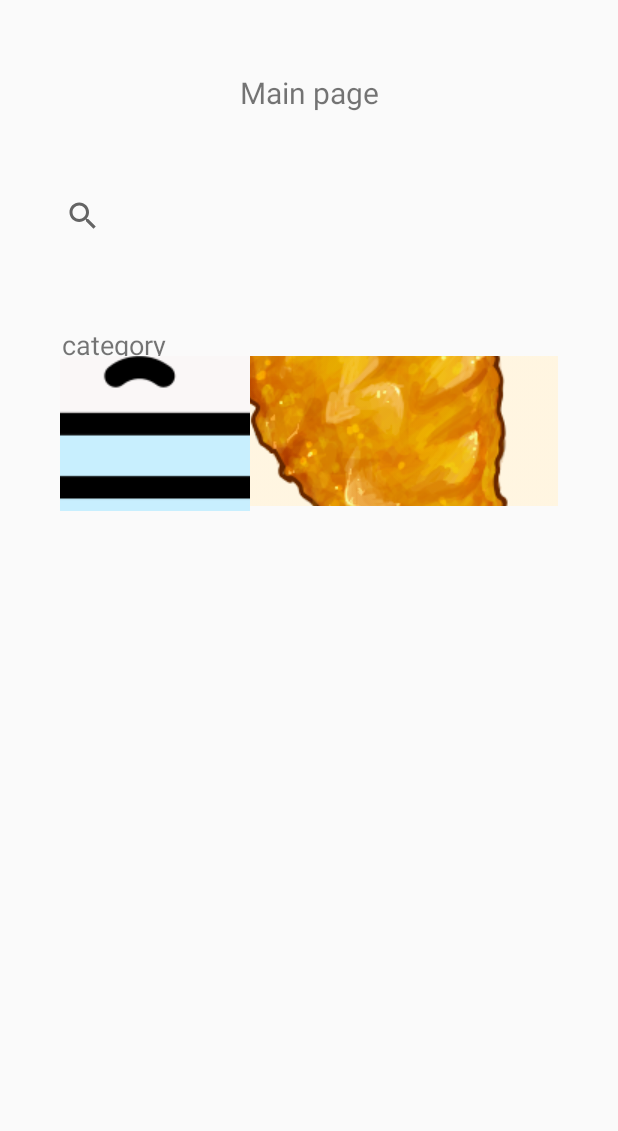
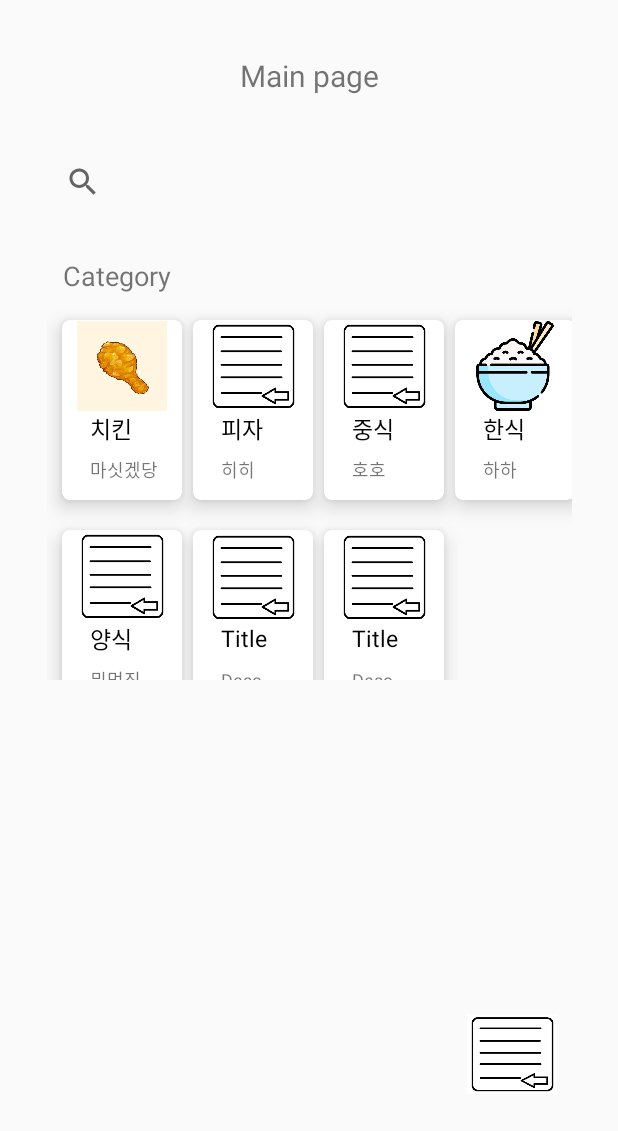
Before and after one commit to kwonjuyeong/mycapston, an Android app: the screen it shows after launch (MainActivity), on a phone screen of 412 x 824 dp. Shown: the top 1131 px of the screen. Run offline under Robolectric (Android 15) with nearby library versions, the phone set to English and light mode, and no system bars.

Commit message:
version 1.1 : recycler view 추가 되었습니다 (변수 수정 요망)

```diff
--- a/app/build.gradle
+++ b/app/build.gradle
@@ -1,15 +1,20 @@
 plugins {
     id 'com.android.application'
     id 'kotlin-android'
+    id 'kotlin-android-extensions'
 }
 
 android {
     compileSdkVersion 30
-    buildToolsVersion "30.0.0"
+    buildToolsVersion "30.0.2"
+
+    buildFeatures{
+        viewBinding = true
+    }
 
     defaultConfig {
         applicationId "com.example.myapplication"
-        minSdkVersion 16
+        minSdkVersion 23
         targetSdkVersion 30
         versionCode 1
         versionName "1.0"
@@ -35,23 +40,34 @@ android {
 dependencies {
 
     //implementation "org.jetbrains.kotlin:kotlin-stdlib:$kotlin_version"
+    //kotlin 버전
     implementation 'androidx.core:core-ktx:1.6.0'
     implementation 'androidx.appcompat:appcompat:1.3.1'
     implementation 'com.google.android.material:material:1.4.0'
+
+    //layout 사용
     implementation 'androidx.constraintlayout:constraintlayout:2.1.0'
+    implementation 'androidx.gridlayout:gridlayout:1.0.0'
+
+    //junit 사용
     testImplementation 'junit:junit:4.13.2'
     androidTestImplementation 'androidx.test.ext:junit:1.1.3'
     androidTestImplementation 'androidx.test.espresso:espresso-core:3.4.0'
+
+    //firebase연동
     implementation 'com.google.firebase:firebase-database:20.0.1'
     implementation 'com.google.firebase:firebase-core:19.0.0'
     implementation 'com.google.firebase:firebase-analytics:19.0.0'
-    implementation "androidx.constraintlayout:constraintlayout:2.1.0"
     implementation 'com.google.firebase:firebase-database-ktx:20.0.1'
-    implementation 'com.google.firebase:firebase-database:20.0.1'
-    implementation "androidx.viewpager2:viewpager2:1.0.0"
-    def lifecycle_version = "2.2.0"
+
+    //jetpack
+    def lifecycle_version = "2.3.1"
     implementation "androidx.lifecycle:lifecycle-viewmodel-ktx:$lifecycle_version"
+    implementation "androidx.lifecycle:lifecycle-livedata-ktx:$lifecycle_version"
 
+    //recyclerview
+    implementation "androidx.recyclerview:recyclerview:1.2.1"
+    implementation "androidx.cardview:cardview:1.0.0"
 }
 
 apply plugin: 'com.google.gms.google-services'
--- /dev/null
+++ b/app/src/main/java/com/example/myapplication/DataModel.kt
@@ -0,0 +1,6 @@
+package com.example.myapplication
+
+data class DataModel
+    (var title : String,
+     var desc : String,
+     var image : Int)
--- a/app/src/main/java/com/example/myapplication/MainActivity.kt
+++ b/app/src/main/java/com/example/myapplication/MainActivity.kt
@@ -1,11 +1,41 @@
 package com.example.myapplication
+
 
 import androidx.appcompat.app.AppCompatActivity
 import android.os.Bundle
+import androidx.recyclerview.widget.GridLayoutManager
+import androidx.recyclerview.widget.LinearLayoutManager
+import androidx.recyclerview.widget.RecyclerView
+import kotlinx.android.synthetic.main.activity_main.*
 
 class MainActivity : AppCompatActivity() {
+
+
+    private lateinit var  photoAdapter: PhotoAdapter
+    private var dataList = mutableListOf<DataModel>()
+
+
     override fun onCreate(savedInstanceState: Bundle?) {
         super.onCreate(savedInstanceState)
         setContentView(R.layout.activity_main)
+
+
+        recyclerView.layoutManager = GridLayoutManager(applicationContext,4)
+        photoAdapter = PhotoAdapter(applicationContext)
+        recyclerView.adapter = photoAdapter
+
+
+
+        dataList.add(DataModel("치킨","마싯겠당",R.drawable.chiken))
+        dataList.add(DataModel("피자","히히",R.drawable.mama))
+        dataList.add(DataModel("중식","호호",R.drawable.mama))
+        dataList.add(DataModel("한식","하하",R.drawable.rice))
+        dataList.add(DataModel("양식","뭐먹징",R.drawable.mama))
+        dataList.add(DataModel("Title","Desc",R.drawable.mama))
+        dataList.add(DataModel("Title","Desc",R.drawable.mama))
+
+
+        photoAdapter.setDataList(dataList)
+
     }
 }
--- /dev/null
+++ b/app/src/main/java/com/example/myapplication/PhotoAdapter.kt
@@ -0,0 +1,58 @@
+package com.example.myapplication
+
+import android.content.Context
+import android.view.LayoutInflater
+import android.view.View
+import android.view.ViewGroup
+import android.widget.ImageView
+import android.widget.TextView
+import androidx.recyclerview.widget.RecyclerView
+import java.util.Collections.emptyList
+
+class PhotoAdapter(var context: Context) : RecyclerView.Adapter<PhotoAdapter.ViewHolder>() {
+
+    var dataList = emptyList<DataModel>()
+
+    internal fun setDataList(dataList: List<DataModel>) {
+        this.dataList = dataList
+    }
+
+    // Provide a direct reference to each of the views with data items
+
+    class ViewHolder(itemView: View) : RecyclerView.ViewHolder(itemView) {
+        var image: ImageView
+        var title: TextView
+        var desc: TextView
+
+        init {
+            image = itemView.findViewById(R.id.image)
+            title = itemView.findViewById(R.id.title)
+            desc = itemView.findViewById(R.id.desc)
+        }
+
+    }
+
+    // Usually involves inflating a layout from XML and returning the holder
+    override fun onCreateViewHolder(parent: ViewGroup, viewType: Int): ViewHolder {
+
+        // Inflate the custom layout
+        val view = LayoutInflater.from(parent.context).inflate(R.layout.view_item_layout, parent, false)
+        return ViewHolder(view)
+    }
+
+    // Involves populating data into the item through holder
+    override fun onBindViewHolder(holder: ViewHolder, position: Int) {
+
+        // Get the data model based on position
+        val data = dataList[position]
+
+        // Set item views based on your views and data model
+        holder.title.text = data.title
+        holder.desc.text = data.desc
+
+        holder.image.setImageResource(data.image)
+    }
+
+    //  total count of items in the list
+    override fun getItemCount() = dataList.size
+}
--- /dev/null
+++ b/app/src/main/res/drawable/item_layout_shape.xml
@@ -0,0 +1,14 @@
+<?xml version="1.0" encoding="utf-8"?>
+
+<shape xmlns:android="http://schemas.android.com/apk/res/android"
+    android:shape="rectangle">
+
+    <solid android:color="#fff" />
+
+    <stroke
+        android:width="1dp"
+        android:color="#EEEEEE" />
+
+    <corners android:radius="10dp" />
+
+</shape>
--- a/app/src/main/res/layout/activity_main.xml
+++ b/app/src/main/res/layout/activity_main.xml
@@ -27,51 +27,18 @@
     <TextView
         android:id="@+id/textView"
         android:layout_width="350dp"
-        android:layout_height="35dp"
-        android:layout_marginStart="60dp"
-        android:layout_marginLeft="60dp"
-        android:layout_marginEnd="40dp"
-        android:layout_marginRight="40dp"
-        android:layout_marginBottom="525dp"
+        android:layout_height="30dp"
+        android:layout_marginStart="70dp"
+        android:layout_marginTop="150dp"
+        android:layout_marginEnd="30dp"
+        android:layout_marginBottom="450dp"
         android:text="@string/category"
         android:textSize="18sp"
-        app:layout_constraintBottom_toBottomOf="parent"
+        app:layout_constraintBottom_toTopOf="@+id/imageView"
         app:layout_constraintEnd_toEndOf="parent"
+        app:layout_constraintHorizontal_bias="0.743"
         app:layout_constraintStart_toStartOf="parent"
-        app:layout_constraintTop_toBottomOf="@+id/search_view" />
-
-    <LinearLayout
-        android:id="@+id/linearLayout"
-        android:layout_width="match_parent"
-        android:layout_height="200dp"
-        android:layout_marginStart="40dp"
-        android:layout_marginLeft="40dp"
-        android:layout_marginTop="150dp"
-        android:layout_marginEnd="40dp"
-        android:layout_marginRight="40dp"
-        android:layout_marginBottom="300dp"
-        android:orientation="horizontal"
-        app:layout_constraintBottom_toBottomOf="parent"
-        app:layout_constraintEnd_toEndOf="parent"
-        app:layout_constraintStart_toStartOf="parent"
-        app:layout_constraintTop_toTopOf="parent">
-
-        <ImageButton
-            android:id="@+id/ricebutton"
-            android:layout_width="21dp"
-            android:layout_height="103dp"
-            android:layout_weight="1"
-            android:contentDescription="@string/imageb2"
-            app:srcCompat="@drawable/rice" />
-
-        <ImageButton
-            android:id="@+id/chickenbutton"
-            android:layout_width="100dp"
-            android:layout_height="100dp"
-            android:layout_weight="1"
-            android:contentDescription="@string/imageb1"
-            app:srcCompat="@drawable/chiken" />
-    </LinearLayout>
+        app:layout_constraintTop_toTopOf="parent" />
 
     <LinearLayout
         android:id="@+id/linearLayout2"
@@ -100,4 +67,39 @@
             android:textSize="20sp" />
     </LinearLayout>
 
+
+    <ImageView
+        android:id="@+id/imageView"
+        android:layout_width="60dp"
+        android:layout_height="60dp"
+        android:layout_marginStart="320dp"
+        android:layout_marginEnd="50dp"
+        android:layout_marginBottom="70dp"
+        android:contentDescription="@string/imageb1"
+        app:layout_constraintBottom_toBottomOf="parent"
+        app:layout_constraintEnd_toEndOf="parent"
+        app:layout_constraintStart_toStartOf="parent"
+        app:layout_constraintTop_toBottomOf="@+id/textView"
+        app:srcCompat="@drawable/mama" />
+
+    <RelativeLayout
+        android:layout_width="350dp"
+        android:layout_height="250dp"
+        android:layout_marginBottom="16dp"
+        android:orientation="vertical"
+        app:layout_constraintBottom_toTopOf="@+id/imageView"
+        app:layout_constraintEnd_toEndOf="parent"
+        app:layout_constraintStart_toStartOf="parent"
+        app:layout_constraintTop_toTopOf="parent">
+
+        <androidx.recyclerview.widget.RecyclerView
+            android:id="@+id/recyclerView"
+            android:layout_width="400dp"
+            android:layout_height="match_parent"
+            app:layout_constraintBottom_toBottomOf="parent"
+            app:layout_constraintEnd_toEndOf="parent"
+            app:layout_constraintStart_toStartOf="parent"
+            app:layout_constraintTop_toTopOf="parent" />
+    </RelativeLayout>
+
 </androidx.constraintlayout.widget.ConstraintLayout>
--- /dev/null
+++ b/app/src/main/res/layout/view_item_layout.xml
@@ -0,0 +1,47 @@
+<?xml version="1.0" encoding="utf-8"?>
+
+<androidx.cardview.widget.CardView xmlns:android="http://schemas.android.com/apk/res/android"
+    xmlns:app="http://schemas.android.com/apk/res-auto"
+    android:layout_width="80dp"
+    android:layout_height="120dp"
+    android:layout_margin="10dp"
+    app:cardBackgroundColor="@android:color/white"
+    app:cardCornerRadius="5dp"
+    app:cardElevation="8dp">
+
+    <LinearLayout
+        android:layout_width="match_parent"
+        android:layout_height="match_parent"
+        android:gravity="center"
+        android:orientation="vertical">
+
+        <ImageView
+            android:id="@+id/image"
+            android:layout_width="60dp"
+            android:layout_height="60dp"
+            android:contentDescription="@string/todo"
+            android:scaleType="fitXY"
+            android:src="@drawable/mama" />
+
+        <TextView
+            android:id="@+id/title"
+            android:layout_width="50dp"
+            android:layout_height="30dp"
+            android:layout_marginStart="14dp"
+            android:layout_marginEnd="10dp"
+            android:text="@string/title"
+            android:textColor="@android:color/black"
+            android:textSize="15sp" />
+
+        <TextView
+            android:id="@+id/desc"
+            android:layout_width="50dp"
+            android:layout_height="wrap_content"
+            android:layout_marginStart="14dp"
+            android:layout_marginEnd="10dp"
+            android:layout_marginBottom="10dp"
+            android:text="@string/desc"
+            android:textSize="12sp" />
+
+    </LinearLayout>
+</androidx.cardview.widget.CardView>
--- a/app/src/main/res/values/strings.xml
+++ b/app/src/main/res/values/strings.xml
@@ -1,8 +1,12 @@
 <resources>
     <string name="app_name">My Application</string>
     <string name="imageview1">안녕하세요</string>
-    <string name="category">category</string>
     <string name="main_page">Main page</string>
     <string name="imageb1">TODO</string>
     <string name="imageb2">TODO</string>
+    <string name="category">Category</string>
+    <string name="todo">TODO</string>
+    <string name="desc">Desc</string>
+    <string name="title">Title</string>
+
 </resources>
```
Also changed, not shown: app/src/main/res/drawable/mama.png (added).
